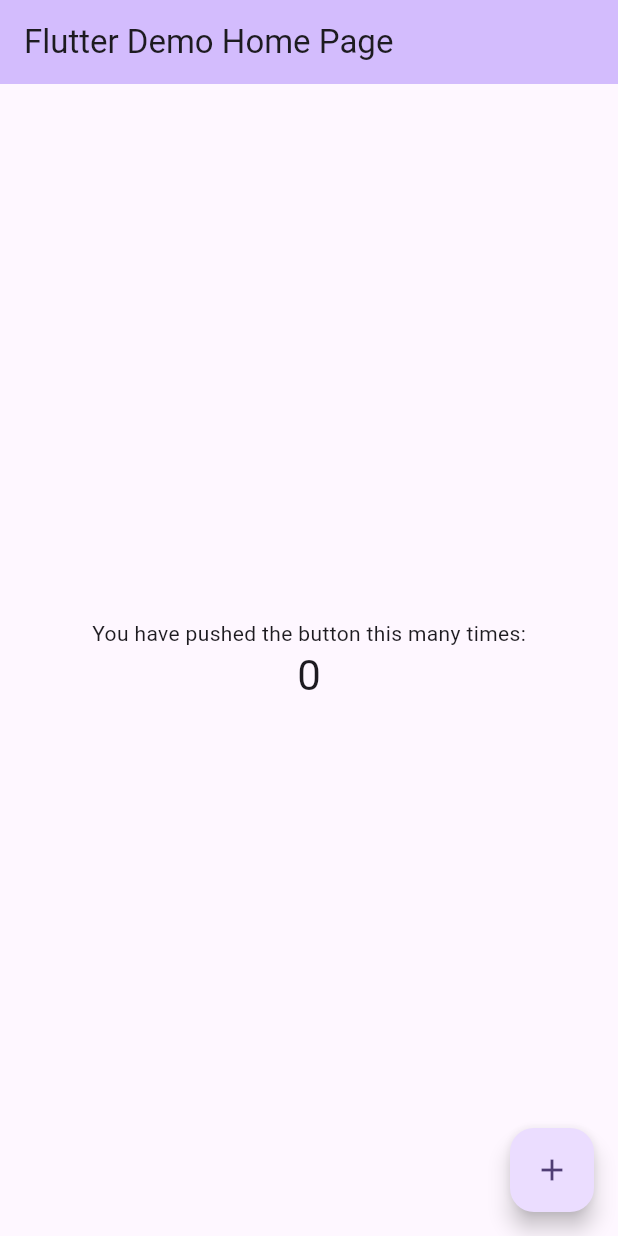
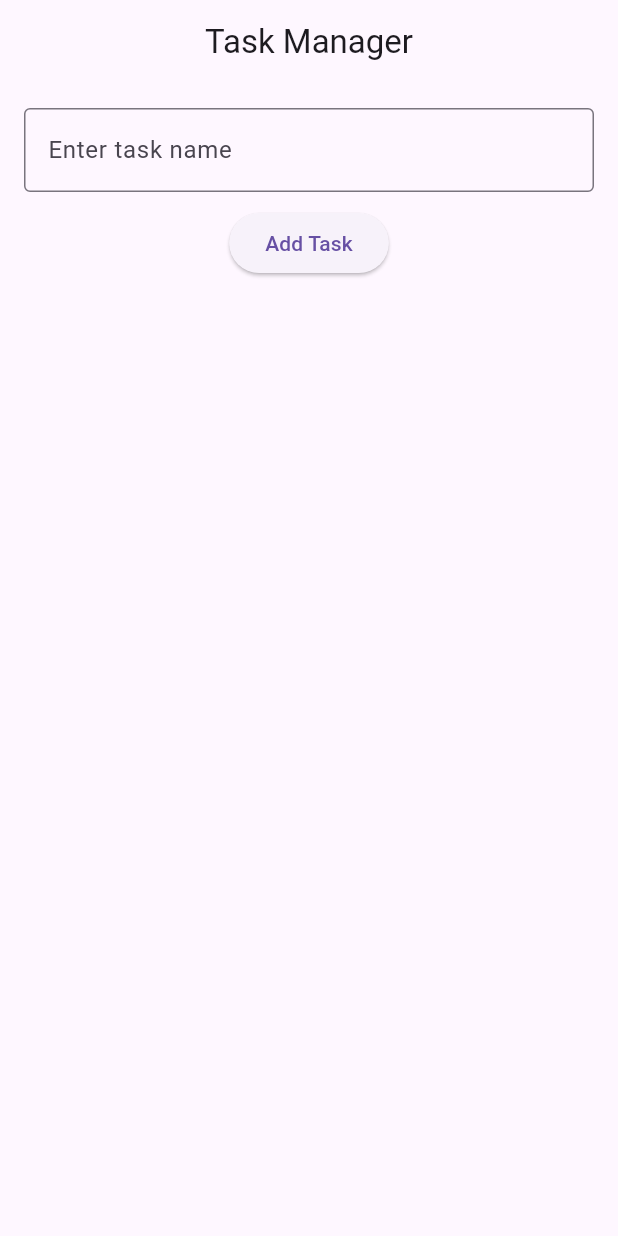
Before and after one commit to emmawalkerMAD2024/CW04, a Flutter app: the screen it shows after launch, on a phone screen of 412 x 824 dp. Run offline on Flutter 3.47's test engine with Material 3 defaults, Android fonts, the phone set to English and light mode, and no system bars.

Commit message:
task manager reqmts

```diff
--- a/lib/main.dart
+++ b/lib/main.dart
@@ -1,125 +1,110 @@
 import 'package:flutter/material.dart';
 
 void main() {
-  runApp(const MyApp());
+  runApp(TaskApp());
 }
 
-class MyApp extends StatelessWidget {
-  const MyApp({super.key});
-
-  // This widget is the root of your application.
+class TaskApp extends StatelessWidget {
   @override
   Widget build(BuildContext context) {
     return MaterialApp(
-      title: 'Flutter Demo',
-      theme: ThemeData(
-        // This is the theme of your application.
-        //
-        // TRY THIS: Try running your application with "flutter run". You'll see
-        // the application has a purple toolbar. Then, without quitting the app,
-        // try changing the seedColor in the colorScheme below to Colors.green
-        // and then invoke "hot reload" (save your changes or press the "hot
-        // reload" button in a Flutter-supported IDE, or press "r" if you used
-        // the command line to start the app).
-        //
-        // Notice that the counter didn't reset back to zero; the application
-        // state is not lost during the reload. To reset the state, use hot
-        // restart instead.
-        //
-        // This works for code too, not just values: Most code changes can be
-        // tested with just a hot reload.
-        colorScheme: ColorScheme.fromSeed(seedColor: Colors.deepPurple),
-        useMaterial3: true,
-      ),
-      home: const MyHomePage(title: 'Flutter Demo Home Page'),
+      debugShowCheckedModeBanner: false,
+      home: TaskManager(),
     );
   }
 }
 
-class MyHomePage extends StatefulWidget {
-  const MyHomePage({super.key, required this.title});
+class Task {
+  String name;
+  bool isCompleted;
 
-  // This widget is the home page of your application. It is stateful, meaning
-  // that it has a State object (defined below) that contains fields that affect
-  // how it looks.
-
-  // This class is the configuration for the state. It holds the values (in this
-  // case the title) provided by the parent (in this case the App widget) and
-  // used by the build method of the State. Fields in a Widget subclass are
-  // always marked "final".
-
-  final String title;
-
-  @override
-  State<MyHomePage> createState() => _MyHomePageState();
+  Task({required this.name, this.isCompleted = false});
 }
 
-class _MyHomePageState extends State<MyHomePage> {
-  int _counter = 0;
+class TaskManager extends StatefulWidget {
+  @override
+  _TaskManagerState createState() => _TaskManagerState();
+}
 
-  void _incrementCounter() {
+class _TaskManagerState extends State<TaskManager> {
+  List<Task> _tasks = [];
+  TextEditingController _taskController = TextEditingController();
+
+  void _addTask() {
+    String taskName = _taskController.text.trim();
+    if (taskName.isNotEmpty) {
+      setState(() {
+        _tasks.add(Task(name: taskName));
+        _taskController.clear();
+      });
+    }
+  }
+
+  void _deleteTask(int index) {
     setState(() {
-      // This call to setState tells the Flutter framework that something has
-      // changed in this State, which causes it to rerun the build method below
-      // so that the display can reflect the updated values. If we changed
-      // _counter without calling setState(), then the build method would not be
-      // called again, and so nothing would appear to happen.
-      _counter++;
+      _tasks.removeAt(index);
+    });
+  }
+
+  void _toggleTaskCompletion(int index) {
+    setState(() {
+      _tasks[index].isCompleted = !_tasks[index].isCompleted;
     });
   }
 
   @override
   Widget build(BuildContext context) {
-    // This method is rerun every time setState is called, for instance as done
-    // by the _incrementCounter method above.
-    //
-    // The Flutter framework has been optimized to make rerunning build methods
-    // fast, so that you can just rebuild anything that needs updating rather
-    // than having to individually change instances of widgets.
     return Scaffold(
       appBar: AppBar(
-        // TRY THIS: Try changing the color here to a specific color (to
-        // Colors.amber, perhaps?) and trigger a hot reload to see the AppBar
-        // change color while the other colors stay the same.
-        backgroundColor: Theme.of(context).colorScheme.inversePrimary,
-        // Here we take the value from the MyHomePage object that was created by
-        // the App.build method, and use it to set our appbar title.
-        title: Text(widget.title),
+        title: Text('Task Manager'),
+        centerTitle: true,
       ),
-      body: Center(
-        // Center is a layout widget. It takes a single child and positions it
-        // in the middle of the parent.
+      body: Padding(
+        padding: const EdgeInsets.all(16.0),
         child: Column(
-          // Column is also a layout widget. It takes a list of children and
-          // arranges them vertically. By default, it sizes itself to fit its
-          // children horizontally, and tries to be as tall as its parent.
-          //
-          // Column has various properties to control how it sizes itself and
-          // how it positions its children. Here we use mainAxisAlignment to
-          // center the children vertically; the main axis here is the vertical
-          // axis because Columns are vertical (the cross axis would be
-          // horizontal).
-          //
-          // TRY THIS: Invoke "debug painting" (choose the "Toggle Debug Paint"
-          // action in the IDE, or press "p" in the console), to see the
-          // wireframe for each widget.
-          mainAxisAlignment: MainAxisAlignment.center,
-          children: <Widget>[
-            const Text(
-              'You have pushed the button this many times:',
+          children: [
+            TextField(
+              controller: _taskController,
+              decoration: InputDecoration(
+                labelText: 'Enter task name',
+                border: OutlineInputBorder(),
+              ),
             ),
-            Text(
-              '$_counter',
-              style: Theme.of(context).textTheme.headlineMedium,
+            SizedBox(height: 10),
+            ElevatedButton(
+              onPressed: _addTask,
+              child: Text('Add Task'),
+            ),
+            Expanded(
+              child: ListView.builder(
+                itemCount: _tasks.length,
+                itemBuilder: (context, index) {
+                  return ListTile(
+                    leading: Checkbox(
+                      value: _tasks[index].isCompleted,
+                      onChanged: (value) {
+                        _toggleTaskCompletion(index);
+                      },
+                    ),
+                    title: Text(
+                      _tasks[index].name,
+                      style: TextStyle(
+                        decoration: _tasks[index].isCompleted
+                            ? TextDecoration.lineThrough
+                            : TextDecoration.none,
+                      ),
+                    ),
+                    trailing: IconButton(
+                      icon: Icon(Icons.delete),
+                      onPressed: () => _deleteTask(index),
+                    ),
+                  );
+                },
+              ),
             ),
           ],
         ),
       ),
-      floatingActionButton: FloatingActionButton(
-        onPressed: _incrementCounter,
-        tooltip: 'Increment',
-        child: const Icon(Icons.add),
-      ), // This trailing comma makes auto-formatting nicer for build methods.
     );
   }
 }
```
